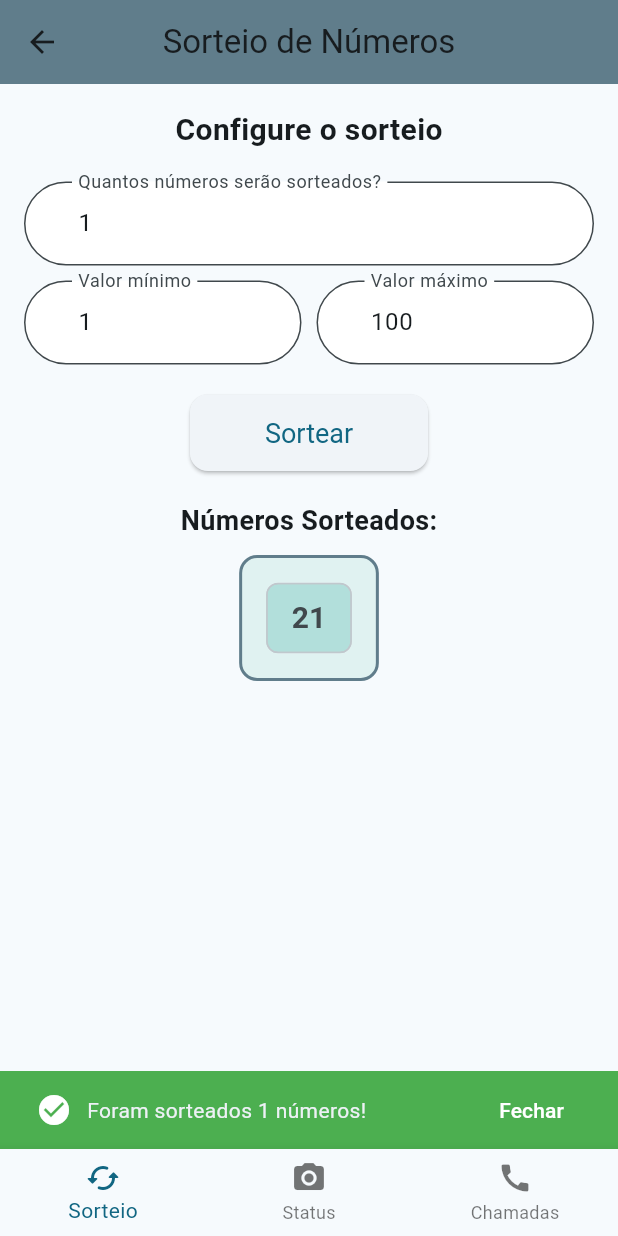
After one commit to Caio-eng/leal_utility, a Flutter app: the CustomAppTabView screen opened directly, after a tap on "Sortear", on a phone screen of 412 x 824 dp. The commit adds this screen. Run offline on Flutter 3.47's test engine with Material 3 defaults, Android fonts, the phone set to English and light mode, and no system bars.

Commit message:
Ajustes para o futuro

```diff
--- /dev/null
+++ b/lib/components/custom_app_tab_view.dart
@@ -0,0 +1,64 @@
+import 'package:flutter/material.dart';
+
+class CustomAppTabView extends StatefulWidget {
+  final String title;
+  final List<Tab> tabs;
+  final List<Widget> tabViews;
+  final Color appBarColor;
+
+  const CustomAppTabView({
+    Key? key,
+    required this.title,
+    required this.tabs,
+    required this.tabViews,
+    this.appBarColor = Colors.blueGrey,
+  }) : super(key: key);
+
+  @override
+  _CustomAppTabViewState createState() => _CustomAppTabViewState();
+}
+
+class _CustomAppTabViewState extends State<CustomAppTabView> with SingleTickerProviderStateMixin {
+  late TabController _tabController;
+
+  @override
+  void initState() {
+    super.initState();
+    _tabController = TabController(length: widget.tabs.length, vsync: this);
+  }
+
+  @override
+  void dispose() {
+    _tabController.dispose();
+    super.dispose();
+  }
+
+  @override
+  Widget build(BuildContext context) {
+    return Scaffold(
+      appBar: AppBar(
+        centerTitle: true,
+        title: Text(widget.title),
+        backgroundColor: widget.appBarColor,
+      ),
+      body: TabBarView(
+        controller: _tabController,
+        children: widget.tabViews,
+      ),
+      bottomNavigationBar: BottomNavigationBar(
+        currentIndex: _tabController.index,
+        onTap: (index) {
+          setState(() {
+            _tabController.index = index;
+          });
+        },
+        items: widget.tabs.map((tab) {
+          return BottomNavigationBarItem(
+            icon: tab.icon!,
+            label: tab.text,
+          );
+        }).toList(),
+      ),
+    );
+  }
+}
--- a/lib/main.dart
+++ b/lib/main.dart
@@ -1,5 +1,6 @@
 import 'package:flutter/material.dart';
 import 'package:leal_utility/screen/home_page_screen.dart';
+import 'package:leal_utility/screen/sorteio_screen.dart';
 
 void main() {
   runApp(const MyApp());
@@ -17,7 +18,7 @@ class MyApp extends StatelessWidget {
         colorScheme: ColorScheme.fromSeed(seedColor: Colors.blueGrey),
         useMaterial3: true,
       ),
-      home: const HomePageScreen(),
+      home: const SorteioScreen(),
     );
   }
 }
--- /dev/null
+++ b/lib/screen/tabs/sorteio_tab.dart
@@ -0,0 +1,158 @@
+import 'dart:math';
+
+import 'package:flutter/material.dart';
+import 'package:flutter/services.dart';
+
+import '../../components/custom_Input_decoration.dart';
+import '../../components/custom_snack_bar.dart';
+
+class SorteioTab extends StatefulWidget {
+  const SorteioTab({super.key});
+
+  @override
+  _SorteioTabState createState() => _SorteioTabState();
+}
+
+class _SorteioTabState extends State<SorteioTab> {
+  final TextEditingController _minController = TextEditingController(text: '1');
+  final TextEditingController _maxController = TextEditingController(text: '100');
+  final TextEditingController _quantityController = TextEditingController(text: '1');
+
+  final List<int> _sortedNumbers = [];
+  final Set<int> _usedNumbers = {};
+
+  void _sortearNumeros() {
+    setState(() {
+      _sortedNumbers.clear();
+
+      final int min = int.tryParse(_minController.text) ?? 0;
+      final int max = int.tryParse(_maxController.text) ?? 100;
+      final int quantity = int.tryParse(_quantityController.text) ?? 1;
+
+      if (min >= max || quantity <= 0 || (max - min + 1) < quantity) {
+        return;
+      }
+
+      final Random random = Random();
+      _usedNumbers.clear();
+
+      while (_sortedNumbers.length < quantity) {
+        final int randomNumber = random.nextInt(max - min + 1) + min;
+        if (!_usedNumbers.contains(randomNumber)) {
+          _sortedNumbers.add(randomNumber);
+          _usedNumbers.add(randomNumber);
+        }
+      }
+    });
+  }
+
+  @override
+  Widget build(BuildContext context) {
+    return SingleChildScrollView(
+      child: Padding(
+        padding: const EdgeInsets.all(16.0),
+        child: Column(
+          crossAxisAlignment: CrossAxisAlignment.center,
+          children: [
+            const Text(
+              'Configure o sorteio',
+              style: TextStyle(fontSize: 20, fontWeight: FontWeight.bold),
+            ),
+            const SizedBox(height: 20),
+            TextField(
+              controller: _quantityController,
+              keyboardType: TextInputType.number,
+              inputFormatters: [FilteringTextInputFormatter.digitsOnly],
+              decoration: CustomInputDecoration.build(
+                labelText: 'Quantos números serão sorteados?',
+              ),
+            ),
+            const SizedBox(height: 10),
+            Row(
+              children: [
+                Expanded(
+                  child: TextField(
+                    controller: _minController,
+                    keyboardType: TextInputType.number,
+                    inputFormatters: [FilteringTextInputFormatter.digitsOnly],
+                    decoration: CustomInputDecoration.build(
+                      labelText: 'Valor mínimo',
+                    ),
+                  ),
+                ),
+                const SizedBox(width: 10),
+                Expanded(
+                  child: TextField(
+                    controller: _maxController,
+                    keyboardType: TextInputType.number,
+                    inputFormatters: [FilteringTextInputFormatter.digitsOnly],
+                    decoration: CustomInputDecoration.build(
+                      labelText: 'Valor máximo',
+                    ),
+                  ),
+                ),
+              ],
+            ),
+            const SizedBox(height: 20),
+            ElevatedButton(
+              style: ElevatedButton.styleFrom(
+                padding: const EdgeInsets.symmetric(horizontal: 50, vertical: 15),
+                textStyle: const TextStyle(fontSize: 18),
+                shape: RoundedRectangleBorder(
+                  borderRadius: BorderRadius.circular(12),
+                ),
+              ),
+              onPressed: () {
+                _sortearNumeros();
+                customSnackBar(
+                  context,
+                  'Foram sorteados ${_sortedNumbers.length} números!',
+                  backgroundColor: Colors.green,
+                );
+              },
+              child: const Text('Sortear'),
+            ),
+            const SizedBox(height: 20),
+            _sortedNumbers.isNotEmpty
+                ? Column(
+              crossAxisAlignment: CrossAxisAlignment.center,
+              children: [
+                const Text(
+                  'Números Sorteados:',
+                  style: TextStyle(fontSize: 18, fontWeight: FontWeight.bold),
+                ),
+                const SizedBox(height: 10),
+                Container(
+                  padding: const EdgeInsets.all(16.0),
+                  decoration: BoxDecoration(
+                    color: Colors.teal[50],
+                    borderRadius: BorderRadius.circular(12),
+                    border: Border.all(color: Colors.blueGrey, width: 2),
+                  ),
+                  child: Wrap(
+                    spacing: 10,
+                    runSpacing: 10,
+                    children: _sortedNumbers
+                        .map((num) => Chip(
+                      label: Text(
+                        num.toString(),
+                        style: const TextStyle(
+                            fontSize: 20, fontWeight: FontWeight.bold),
+                      ),
+                      backgroundColor: Colors.teal[100],
+                    ))
+                        .toList(),
+                  ),
+                ),
+              ],
+            )
+                : const Text(
+              'Nenhum número sorteado ainda',
+              style: TextStyle(fontSize: 16),
+            ),
+          ],
+        ),
+      ),
+    );
+  }
+}
```
Also changed, not shown: lib/screen/home_page_screen.dart (+28 -144 lines), lib/screen/sorteio_screen.dart (added, +166 -0 lines).
